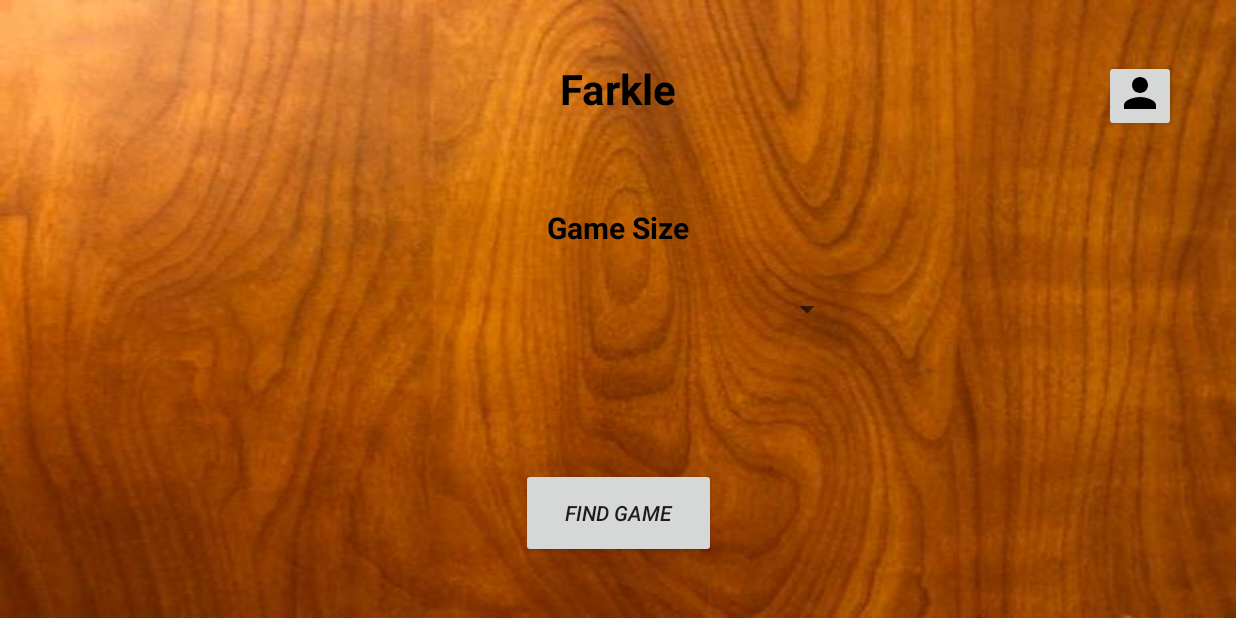
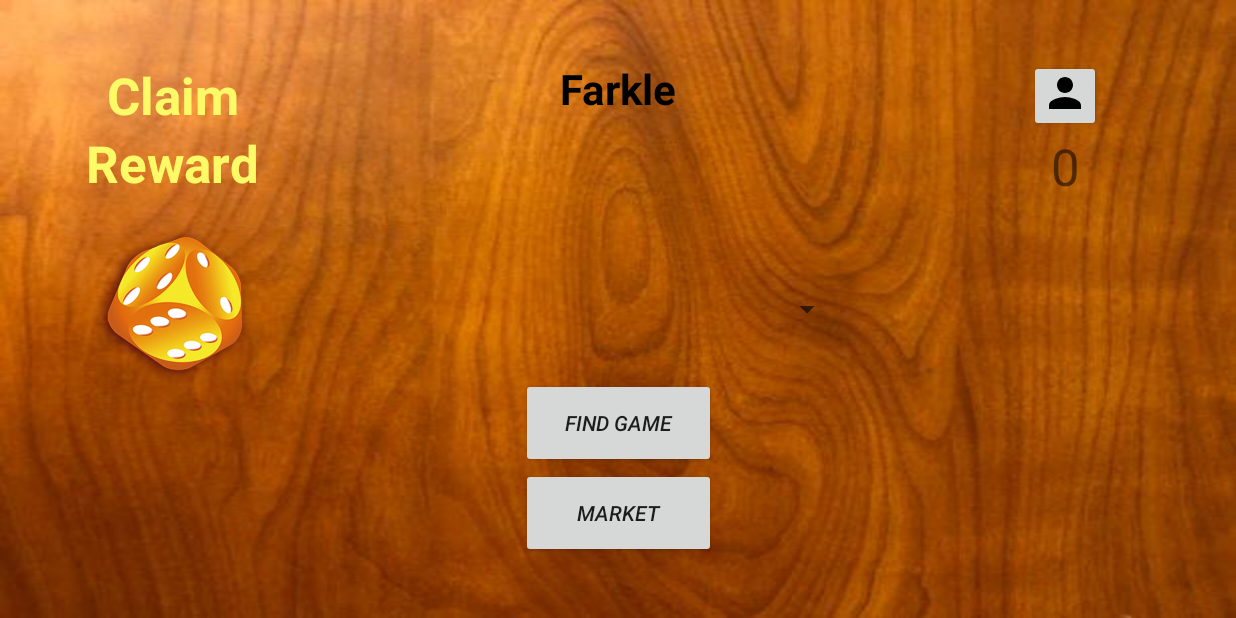
Before and after one commit to dignified-farkle-coders/dignified-farkle-client, an Android app: the StartFragment screen opened directly, with no data from a screen before it, on a phone screen of 824 x 412 dp (held sideways). Run offline under Robolectric (Android 15) with nearby library versions, the phone set to English and light mode, and no system bars; our stand-ins replace RxJava.

Commit message:
Implemented skeleton structure for market place

```diff
--- a/app/src/main/AndroidManifest.xml
+++ b/app/src/main/AndroidManifest.xml
@@ -19,6 +19,11 @@
       android:theme="@style/AppTheme.NoActionBar">
     </activity>
     <activity
+      android:name=".MarketActivity"
+      android:screenOrientation="landscape"
+      android:theme="@style/AppTheme.NoActionBar">
+    </activity>
+    <activity
       android:label="@string/app_name"
       android:name=".controller.MainActivity"
       android:screenOrientation="landscape"
--- a/app/src/main/java/io/farkle/dignifiedfarkleclient/StartFragment.java
+++ b/app/src/main/java/io/farkle/dignifiedfarkleclient/StartFragment.java
@@ -2,17 +2,20 @@ package io.farkle.dignifiedfarkleclient;
 
 import android.content.Intent;
 import android.os.Bundle;
-import android.util.Log;
 import android.view.LayoutInflater;
 import android.view.View;
 import android.view.ViewGroup;
+import android.view.animation.AlphaAnimation;
 import android.widget.Button;
+import android.widget.ImageView;
 import android.widget.Spinner;
+import android.widget.TextView;
 import androidx.annotation.NonNull;
 import androidx.annotation.Nullable;
 import androidx.fragment.app.Fragment;
+import androidx.fragment.app.FragmentTransaction;
 import androidx.lifecycle.ViewModelProviders;
-import com.google.android.material.snackbar.Snackbar;
+import io.farkle.dignifiedfarkleclient.model.entity.Player;
 import io.farkle.dignifiedfarkleclient.service.FarkleService;
 import io.farkle.dignifiedfarkleclient.service.GoogleSignInService;
 import io.farkle.dignifiedfarkleclient.viewmodel.MainViewModel;
@@ -25,29 +28,35 @@ public class StartFragment extends Fragment implements View.OnClickListener {
   private FarkleService farkleService;
   private MainViewModel viewModel;
   private Spinner spinner;
+  private TextView claim;
+  private TextView reward;
+  private TextView bonus;
+  private TextView victoryPoints;
+  private ImageView goldenDice;
+  private Button marketButton;
   private GoogleSignInService googleSignInService = GoogleSignInService.getInstance();
+  public static int playerPoints = 0;
 
 
   @Nullable
   @Override
   public View onCreateView(LayoutInflater inflater, ViewGroup container,
       Bundle savedInstanceState) {
-    view = inflater.inflate(R.layout.fragment_start, container, false);
+    View view = inflater.inflate(R.layout.fragment_start, container, false);
     button = view.findViewById(R.id.profile_button);
     button.setOnClickListener(this);
     playButton = view.findViewById(R.id.find_game);
     playButton.setOnClickListener(this);
+    marketButton = view.findViewById(R.id.market);
+    marketButton.setOnClickListener(this);
     spinner = view.findViewById(R.id.spinner);
-//    spinner.setItems("Lonely Larry", "One Short of a Mexican Stand Off", "Mexican Stand Off", " Larrys United");
-//
-//    spinner.setOnItemSelectedListener(new MaterialSpinner.OnItemSelectedListener<String>() {
-//
-//      @Override public void onItemSelected(MaterialSpinner view, int position, long id, String item) {
-//        Snackbar.make(view, "Clicked " + item, Snackbar.LENGTH_LONG).show();
-//      }
-//    });
+    claim = view.findViewById(R.id.claim);
+    reward = view.findViewById(R.id.reward);
+    goldenDice = view.findViewById(R.id.market_dice);
+    bonus = view.findViewById(R.id.bonus);
+    bonus.setVisibility(View.GONE);
+    victoryPoints = view.findViewById(R.id.victory_points);
 
-//    mainViewModel.getAuthorizationHeader(googleSignInService.getAccount());
     return view;
   }
 
@@ -55,17 +64,39 @@ public class StartFragment extends Fragment implements View.OnClickListener {
   public void onViewCreated(@NonNull View view, @Nullable Bundle savedInstanceState) {
     super.onViewCreated(view, savedInstanceState);
     viewModel = ViewModelProviders.of(getActivity()).get(MainViewModel.class);
-    viewModel.getGame().observe(this, (game) -> {
-      Log.d(getClass().getSimpleName(), "Game Created");
+    Player player = new Player();
+
+    goldenDice.setOnClickListener(v -> {
+      claim.setVisibility(View.INVISIBLE);
+      reward.setVisibility(View.INVISIBLE);
+      goldenDice.setVisibility(View.INVISIBLE);
+      bonus.setVisibility(View.VISIBLE);
+
+      AlphaAnimation fadeIn = new AlphaAnimation(0.0f, 1.0f);
+      AlphaAnimation fadeOut = new AlphaAnimation(1.0f, 0.0f);
+      bonus.startAnimation(fadeOut);
+      fadeOut.setDuration(1200);
+      fadeOut.setFillAfter(true);
+      fadeOut.setStartOffset(800 + fadeIn.getStartOffset());
+      player.setVictoryPoints(1000);
+      playerPoints = player.getVictoryPoints();
+
+
+      victoryPoints.setText(String.valueOf(playerPoints));
+
+
     });
   }
+
 
   @Override
   public void onClick(View view) {
     switch (view.getId()) {
       case R.id.find_game:
-        openPlayGameActivity();
         viewModel.joinGame();
+        break;
+      case R.id.market:
+        openMarketActivity();
         break;
       case R.id.profile_button:
         openProfileActivity();
@@ -74,17 +105,15 @@ public class StartFragment extends Fragment implements View.OnClickListener {
     }
   }
 
-  private void openProfileActivity () {
+  private void openProfileActivity() {
     Intent intent = new Intent(getContext(), ProfileActivity.class);
     startActivity(intent);
   }
 
-  private void openPlayGameActivity () {
-//    PlayFragment nextFrag= new PlayFragment();
-//    getFragmentManager().beginTransaction()
-//        .replace(R.id., nextFrag, "findThisFragment")
-//        .addToBackStack(null)
-//        .commit();
+  private void openMarketActivity() {
+    Intent intent = new Intent(getContext(), MarketActivity.class);
+    startActivity(intent);
   }
 
+
 }
--- a/app/src/main/res/layout/fragment_start.xml
+++ b/app/src/main/res/layout/fragment_start.xml
@@ -8,25 +8,69 @@
   android:padding="20dp"
   tools:context=".StartFragment">
 
+  <ImageView
+    android:id="@+id/market_dice"
+    android:src="@drawable/market_dice"
+    android:layout_width="150dp"
+    android:layout_height="150dp"
+    app:layout_constraintTop_toTopOf="parent"
+    app:layout_constraintBottom_toBottomOf="parent"
+    app:layout_constraintLeft_toLeftOf="parent"
+    android:layout_marginRight="200dp"/>
+
   <TextView
-    android:id="@+id/num_players"
+    android:id="@+id/victory_points"
     android:layout_width="wrap_content"
     android:layout_height="wrap_content"
-    android:layout_marginTop="40dp"
-    android:textSize="20dp"
+    android:text="0"
+    android:textSize="34dp"
+    app:layout_constraintTop_toBottomOf="@id/profile_button"
+    app:layout_constraintLeft_toLeftOf="@id/profile_button"
+    app:layout_constraintRight_toRightOf="@id/profile_button"/>
+
+  <TextView
+    android:id="@+id/bonus"
+    android:layout_width="wrap_content"
+    android:layout_height="wrap_content"
+    android:text="+1000"
+    android:textSize="34dp"
+    android:textColor="@color/rewared"
     android:textStyle="bold"
-    android:text="@string/select_game_size"
-    android:textColor="@color/textColors"
-    app:layout_constraintLeft_toLeftOf="parent"
-    app:layout_constraintRight_toRightOf="parent"
-    app:layout_constraintTop_toBottomOf="@id/section_label"
-    />
+    app:layout_constraintBottom_toBottomOf="@id/market_dice"
+    app:layout_constraintTop_toTopOf="@id/market_dice"
+    app:layout_constraintLeft_toLeftOf="@id/market_dice"
+    app:layout_constraintRight_toRightOf="@id/market_dice"/>
+
+  <TextView
+    android:id="@+id/reward"
+    android:layout_width="wrap_content"
+    android:layout_height="wrap_content"
+    android:text="Reward"
+    android:textSize="34dp"
+    android:textColor="@color/rewared"
+    android:textStyle="bold"
+    app:layout_constraintBottom_toTopOf="@id/market_dice"
+    app:layout_constraintLeft_toLeftOf="@id/market_dice"
+    app:layout_constraintRight_toRightOf="@id/market_dice"/>
+
+  <TextView
+    android:id="@+id/claim"
+    android:layout_width="wrap_content"
+    android:layout_height="wrap_content"
+    android:text="Claim"
+    android:textSize="34dp"
+    android:textColor="@color/rewared"
+    android:textStyle="bold"
+    app:layout_constraintBottom_toTopOf="@id/reward"
+    app:layout_constraintLeft_toLeftOf="@id/market_dice"
+    app:layout_constraintRight_toRightOf="@id/market_dice"/>
 
   <Button
     android:id="@+id/profile_button"
     android:layout_width="48dp"
     android:layout_height="48dp"
     android:drawableBottom="@drawable/ic_profile"
+    android:layout_marginRight="50dp"
     app:layout_constraintRight_toRightOf="parent"
     app:layout_constraintTop_toTopOf="parent"
     />
@@ -50,8 +94,19 @@
     android:layout_height="60dp"
     app:layout_constraintLeft_toLeftOf="parent"
     app:layout_constraintRight_toRightOf="parent"
+    app:layout_constraintBottom_toTopOf="@id/market"
+    android:text="Find Game"
+    android:textStyle="italic"
+    />
+
+  <Button
+    android:id="@+id/market"
+    android:layout_width="130dp"
+    android:layout_height="60dp"
+    app:layout_constraintLeft_toLeftOf="parent"
+    app:layout_constraintRight_toRightOf="parent"
     app:layout_constraintBottom_toBottomOf="parent"
-    android:text="Find Game"
+    android:text="Market"
     android:textStyle="italic"
     />
 
--- a/app/src/main/res/values/colors.xml
+++ b/app/src/main/res/values/colors.xml
@@ -5,4 +5,5 @@
   <color name="colorAccent">#D81B60</color>
   <color name="textColors">#FF000000</color>
   <color name="buttonPress">#5574D8</color>
+  <color name="rewared">#fdfa67</color>
 </resources>
```
Also changed, not shown: app/src/main/java/io/farkle/dignifiedfarkleclient/MarketActivity.java (added, +36 -0 lines), app/src/main/java/io/farkle/dignifiedfarkleclient/MarketFragment.java (deleted, +0 -38 lines), app/src/main/java/io/farkle/dignifiedfarkleclient/PlayFragment.java (+18 -6 lines), app/src/main/res/drawable/ic_down.xml (added, +9 -0 lines), app/src/main/res/drawable/ic_up.xml (added, +9 -0 lines), app/src/main/res/layout/activity_market.xml (added, +177 -0 lines), app/src/main/res/layout/fragment_market.xml (deleted, +0 -148 lines), app/src/main/res/drawable/market_dice.png (added).
